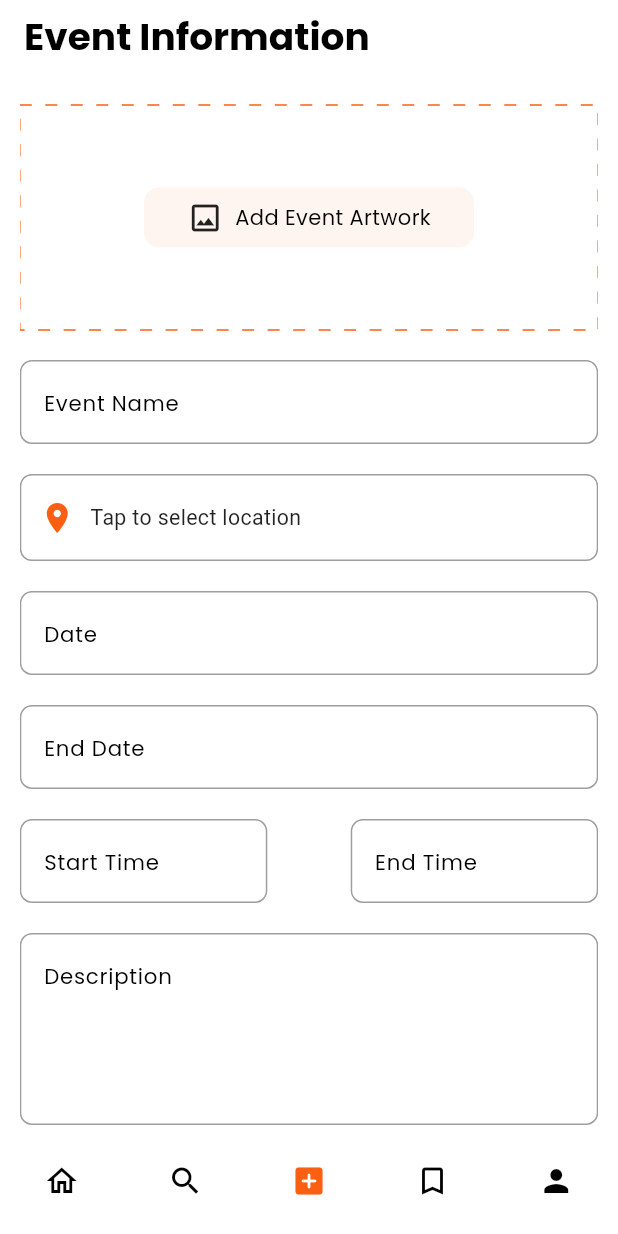
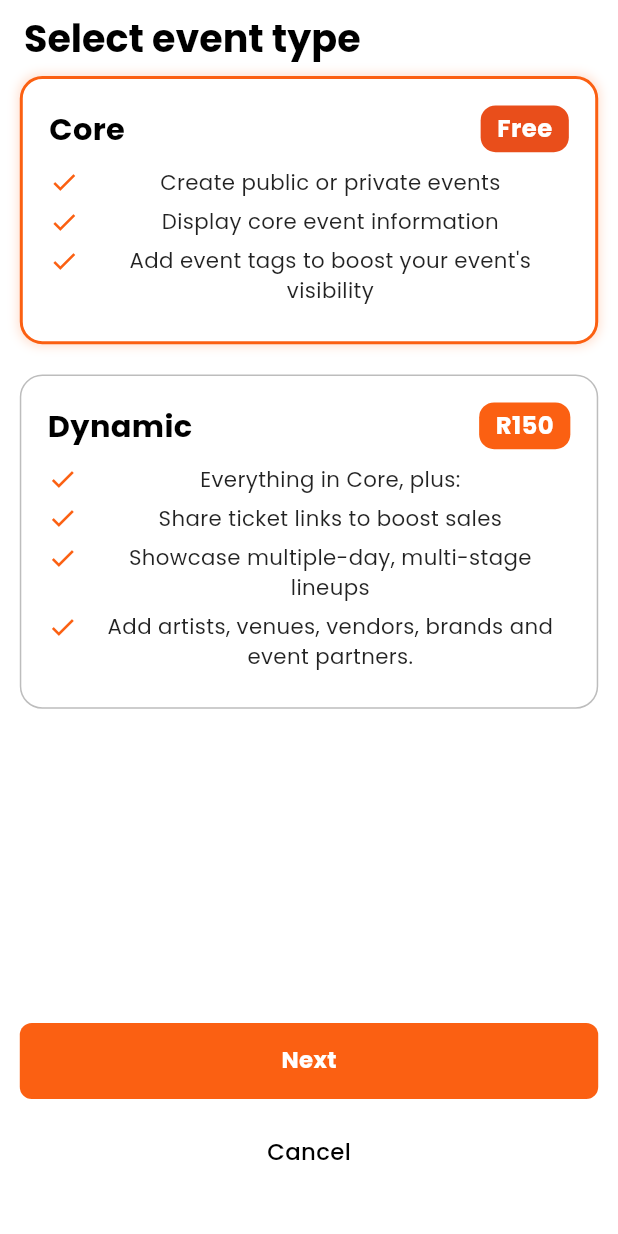
Before and after one commit to ModernChimsy/Scout, a Flutter app: the BottomNavBarExample screen opened directly, item 3 of the bottom bar chosen, on a phone screen of 412 x 824 dp. Run offline on Flutter 3.47's test engine with Material 3 defaults, Android fonts, the phone set to English and light mode, and no system bars; drawn by our look-alikes of dotted_border; our stand-ins replace cached_network_image, firebase_auth, firebase_core, flutter_html, flutter_screenutil, flutter_secure_storage and 18 more; missing offline and left inert: flutter_location_search; accounts and stored records are empty; network calls fail; project files that could hold a hidden picture were left out.

Commit message:
🧩 New Create Event Page
- added a new phase 2 page design to create event
- setup bottom menu to accept this new screen to present as expected

```diff
--- /dev/null
+++ b/lib/uitilies/enums.dart
@@ -0,0 +1 @@
+enum EventType { core, dynamicEvent }
--- a/lib/view/bottom_navigation_bar_view/bottom_navigation_bar_view.dart
+++ b/lib/view/bottom_navigation_bar_view/bottom_navigation_bar_view.dart
@@ -5,7 +5,7 @@ import 'package:get/get.dart';
 import 'package:restaurent_discount_app/uitilies/app_colors.dart';
 import 'package:restaurent_discount_app/view/bookmarks_view/bookmarks_view.dart';
 import 'package:restaurent_discount_app/view/create_event/controller/theme_controller.dart';
-import 'package:restaurent_discount_app/view/create_event/create_event_view.dart';
+import 'package:restaurent_discount_app/view/create_event/select_event_view.dart' show SelectEventView;
 import 'package:restaurent_discount_app/view/home_view/home_view.dart';
 import 'package:restaurent_discount_app/view/profile_view/controller/profile_get_controller.dart';
 import 'package:restaurent_discount_app/view/profile_view/profile_view.dart';
@@ -21,7 +21,13 @@ class BottomNavBarExample extends StatefulWidget {
 class _BottomNavBarExampleState extends State<BottomNavBarExample> {
   int _currentIndex = 0;
 
-  final List<Widget> _pages = [HomeScreen(), EventCategoryScreen(), CreateEventView(), BookmarksView(), ProfileScreen()];
+  final List<Widget> _pages = [
+    HomeScreen(),
+    EventCategoryScreen(),
+    Container(),
+    BookmarksView(),
+    ProfileScreen(),
+  ];
 
   final ProfileGetController _profileGetController = Get.put(ProfileGetController());
 
@@ -30,9 +36,13 @@ class _BottomNavBarExampleState extends State<BottomNavBarExample> {
   final List<IconData> _activeIcons = const [Icons.home_filled, Icons.search, Icons.add_box_rounded, Icons.bookmark];
 
   void _onItemTapped(int index) {
-    setState(() {
-      _currentIndex = index;
-    });
+    if (index == 2) {
+      Get.to(() => const SelectEventView());
+    } else {
+      setState(() {
+        _currentIndex = index;
+      });
+    }
   }
 
   @override
@@ -89,7 +99,6 @@ class _BottomNavBarExampleState extends State<BottomNavBarExample> {
                   height: 32,
                   decoration: BoxDecoration(
                     shape: BoxShape.circle,
-                    // Border applied only when active
                     border: _currentIndex == 4 ? Border.all(color: activeItemColor, width: 2) : null,
                   ),
                   child: ClipOval(
--- /dev/null
+++ b/lib/view/create_event/select_event_view.dart
@@ -0,0 +1,194 @@
+// ignore_for_file: prefer_const_constructors, prefer_const_literals_to_create_immutables, sized_box_for_whitespace, use_full_hex_values_for_flutter_colors
+
+import 'package:flutter/material.dart';
+import 'package:flutter/services.dart';
+import 'package:flutter_screenutil/flutter_screenutil.dart';
+import 'package:get/get.dart';
+import 'package:logger/logger.dart';
+import 'package:restaurent_discount_app/common%20widget/custom%20text/custom_text_widget.dart';
+import 'package:restaurent_discount_app/common%20widget/custom_button_widget.dart';
+import 'package:restaurent_discount_app/uitilies/app_colors.dart';
+import 'package:restaurent_discount_app/uitilies/constant.dart';
+import 'package:restaurent_discount_app/view/create_event/controller/theme_controller.dart';
+import 'package:restaurent_discount_app/view/create_event/create_event_view.dart';
+import 'package:restaurent_discount_app/uitilies/enums.dart';
+
+class SelectEventView extends StatefulWidget {
+  const SelectEventView({super.key});
+
+  @override
+  State<SelectEventView> createState() => _SelectEventViewState();
+}
+
+class _SelectEventViewState extends State<SelectEventView> {
+  static final log = Logger();
+
+  EventType _selectedEventType = EventType.core;
+
+  late final bool isDarkMode;
+
+  @override
+  void initState() {
+    super.initState();
+
+    isDarkMode = Get.find<ThemeController>().selectedTheme == ThemeController.darkTheme;
+  }
+
+  Widget _buildEventOption({required EventType type, required String title, required String price, required List<String> features}) {
+    final isSelected = _selectedEventType == type;
+    final Color cardColor = isDarkMode ? Colors.black : Colors.white;
+    final Color borderColor = isSelected ? AppColors.btnColor : Colors.grey.shade400;
+    final Color textColor = isDarkMode ? Colors.white : Colors.black;
+    final Color featureColor = isDarkMode ? Colors.white70 : Colors.black87;
+    final Color priceBgColor = type == EventType.core ? Color(0xFFE94E1B) : AppColors.btnColor;
+
+    return GestureDetector(
+      onTap: () {
+        setState(() {
+          _selectedEventType = type;
+        });
+      },
+      child: Container(
+        margin: EdgeInsets.only(bottom: 20.h),
+        padding: EdgeInsets.all(16.w),
+        decoration: BoxDecoration(
+          color: cardColor,
+          borderRadius: BorderRadius.circular(15),
+          border: Border.all(color: borderColor, width: isSelected ? 2.0 : 1.0),
+          boxShadow: isSelected ? [BoxShadow(color: AppColors.btnColor.withOpacity(0.2), blurRadius: 5, spreadRadius: 1)] : null,
+        ),
+        child: Column(
+          crossAxisAlignment: CrossAxisAlignment.start,
+          children: [
+            Row(
+              mainAxisAlignment: MainAxisAlignment.spaceBetween,
+              children: [
+                CustomText(text: title, color: textColor, fontSize: 20.sp, fontWeight: FontWeight.bold),
+                Container(
+                  padding: EdgeInsets.symmetric(horizontal: 10.w, vertical: 4.h),
+                  decoration: BoxDecoration(color: priceBgColor, borderRadius: BorderRadius.circular(10)),
+                  child: CustomText(text: price, color: Colors.white, fontSize: 16.sp, fontWeight: FontWeight.bold),
+                ),
+              ],
+            ),
+            SizedBox(height: 10.h),
+            ...features.map((feature) => _buildFeatureRow(feature, featureColor)).toList(),
+          ],
+        ),
+      ),
+    );
+  }
+
+  Widget _buildFeatureRow(String text, Color color) {
+    return Padding(
+      padding: EdgeInsets.only(bottom: 6.h),
+      child: Row(
+        crossAxisAlignment: CrossAxisAlignment.start,
+        children: [
+          Icon(Icons.check, color: AppColors.btnColor, size: 18.w),
+          SizedBox(width: 8.w),
+          Expanded(
+            child: CustomText(
+              text: text,
+              color: color,
+              fontSize: 14.sp,
+            ),
+          ),
+        ],
+      ),
+    );
+  }
+
+  @override
+  Widget build(BuildContext context) {
+    final systemOverlayStyle = SystemUiOverlayStyle(
+      statusBarIconBrightness: isDarkMode ? Brightness.light : Brightness.dark,
+      statusBarBrightness: isDarkMode ? Brightness.dark : Brightness.light,
+    );
+
+    return Scaffold(
+      backgroundColor: isDarkMode ? Colors.black : Colors.white,
+      appBar: AppBar(
+        systemOverlayStyle: systemOverlayStyle,
+        forceMaterialTransparency: true,
+        automaticallyImplyLeading: false,
+        title: CustomText(text: 'Select event type', color: isDarkMode ? Colors.white : Colors.black, fontSize: 25.sp, fontWeight: FontWeight.bold),
+        centerTitle: false,
+        toolbarHeight: 50.h,
+        backgroundColor: Colors.transparent,
+      ),
+      body: Padding(
+        padding: AppPadding.bodyPadding,
+        child: Column(
+          children: [
+            Expanded(
+              child: SingleChildScrollView(
+                physics: BouncingScrollPhysics(),
+                child: Column(
+                  children: [
+                    _buildEventOption(
+                      type: EventType.core,
+                      title: 'Core',
+                      price: 'Free',
+                      features: [
+                        'Create public or private events',
+                        'Display core event information',
+                        'Add event tags to boost your event\'s visibility',
+                      ],
+                    ),
+
+                    _buildEventOption(
+                      type: EventType.dynamicEvent,
+                      title: 'Dynamic',
+                      price: 'R150',
+                      features: [
+                        'Everything in Core, plus:',
+                        'Share ticket links to boost sales',
+                        'Showcase multiple-day, multi-stage lineups',
+                        'Add artists, venues, vendors, brands and event partners.',
+                      ],
+                    ),
+                    SizedBox(height: 30.h),
+                  ],
+                ),
+              ),
+            ),
+
+            CustomButtonWidget(
+              bgColor: AppColors.btnColor,
+              btnText: "Next",
+              onTap: () {
+
+                if (_selectedEventType == EventType.core) {
+
+                  Get.to(() => const CreateEventView());
+                } else {
+                  // Get.to(() => const CreatePaidEventView());
+                  log.d("➡️ This is where your Paid Event Selector goes.");
+                }
+
+                log.d("🧩 Event Type Selected: $_selectedEventType");
+
+              },
+              iconWant: false,
+            ),
+            SizedBox(height: 10.h),
+            CustomButtonWidget(
+              weight: FontWeight.w500,
+              btnTextColor: isDarkMode ? Colors.white : Colors.black,
+              bgColor: Colors.transparent,
+              btnText: "Cancel",
+              onTap: () {
+                // Get.offAll(() => const HomeScreen());
+                Get.back();
+                // Get.to(() => const HomeScreen());
+              },
+              iconWant: false,
+            ),
+            SizedBox(height: 30.h),
+          ],
+        ),
+      ),
+    );
+  }
+}
```
